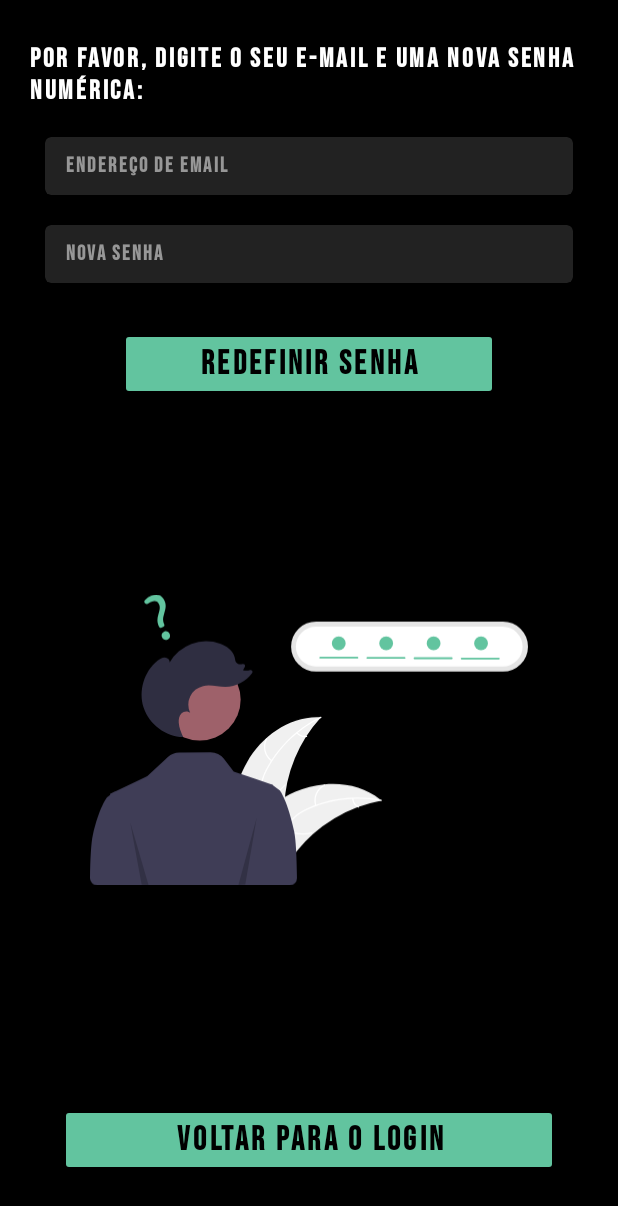
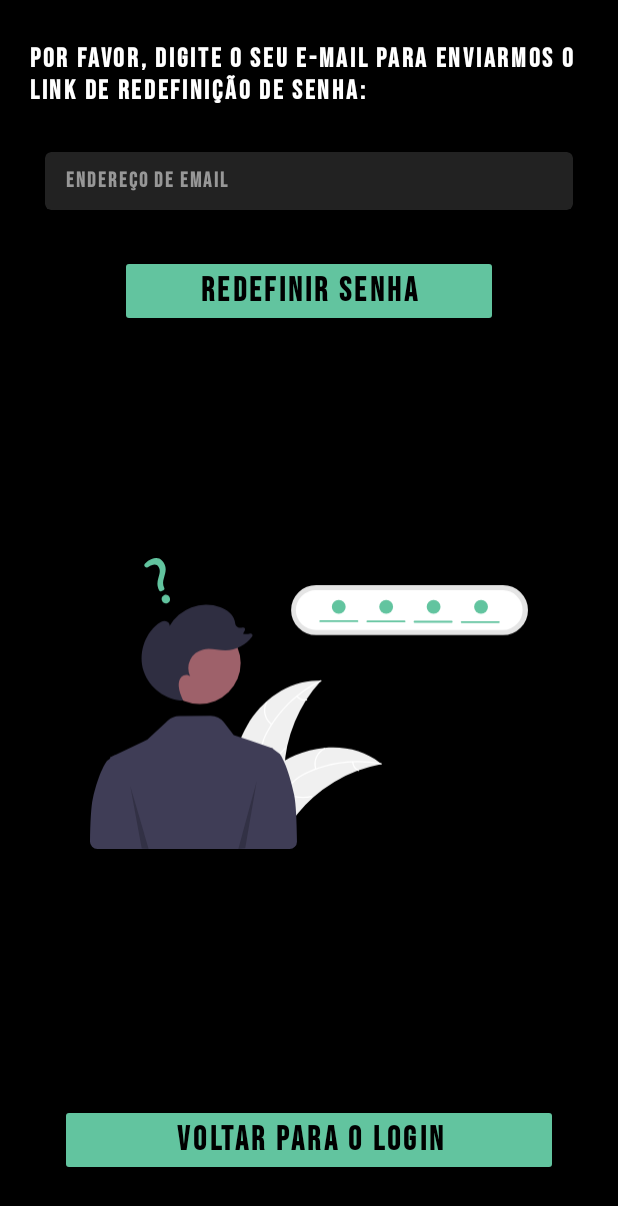
Before and after one commit to Serginho6/JoaoVazStudio, an Android app: the ForgotPassword screen opened directly, with no data from a screen before it, on a phone screen of 412 x 824 dp. Shown: the top 1206 px of the screen. Run offline under Robolectric (Android 15) with nearby library versions, the phone set to English and light mode, and no system bars; our stand-ins replace Firebase (no records; nobody signed in at launch, a user with empty details on screens opened directly), Room's generated code.

Commit message:
Implemented FirebaseAuthentication for SignIn and password recovery on ForgotPassword.

```diff
--- a/app/src/main/res/layout/activity_forgot_password.xml
+++ b/app/src/main/res/layout/activity_forgot_password.xml
@@ -7,7 +7,7 @@
     <TextView
         android:id="@+id/tv_email_forgot_password"
         style="@style/Title3"
-        android:text="Por favor, digite o seu e-mail e uma nova senha numérica:"
+        android:text="Por favor, digite o seu e-mail para enviarmos o link de redefinição de senha:"
         android:layout_width="match_parent"
         android:layout_height="wrap_content"/>
 
@@ -17,7 +17,7 @@
         android:backgroundTint="@color/gray"
         android:layout_width="match_parent"
         android:layout_height="wrap_content"
-        android:layout_marginTop="20dp"
+        android:layout_marginTop="30dp"
         android:layout_marginHorizontal="10dp"
         android:layout_below="@+id/tv_email_forgot_password">
 
@@ -33,34 +33,12 @@
 
     </com.google.android.material.card.MaterialCardView>
 
-    <com.google.android.material.card.MaterialCardView
-        android:id="@+id/cv_password_forgot"
-        style="@style/Body1"
-        android:backgroundTint="@color/gray"
-        android:layout_width="match_parent"
-        android:layout_height="wrap_content"
-        android:layout_marginTop="20dp"
-        android:layout_marginHorizontal="10dp"
-        android:layout_below="@+id/cv_email_forgot">
-
-        <EditText
-            android:id="@+id/password_forgot_new"
-            style="@style/Body1"
-            android:inputType="numberPassword"
-            android:layout_width="match_parent"
-            android:layout_height="wrap_content"
-            android:layout_marginHorizontal="10dp"
-            android:hint="Nova Senha"
-            android:maxLength="8"/>
-
-    </com.google.android.material.card.MaterialCardView>
-
     <Button
         android:id="@+id/btn_reset_password"
         style="@style/ButtonPrimary"
         android:layout_width="match_parent"
         android:layout_height="wrap_content"
-        android:layout_below="@id/cv_password_forgot"
+        android:layout_below="@id/cv_email_forgot"
         android:layout_marginHorizontal="60dp"
         android:layout_marginTop="30dp"
         android:text="Redefinir Senha"/>
```
Also changed, not shown: app/src/main/java/com/comunidadedevspace/joaovazstudio/presentation/view/ForgotPassword.kt (+12 -18 lines), app/src/main/java/com/comunidadedevspace/joaovazstudio/presentation/view/SignIn.kt (+108 -70 lines), app/src/main/java/com/comunidadedevspace/joaovazstudio/presentation/view/SignUp.kt (+13 -13 lines).
